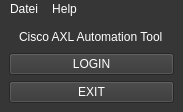
First picture: the form in mainwindow.ui, repository ylly08/Cisco_Automation, before the edit.
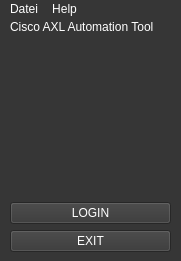
Second picture: the form after the edit. Icons and pictures are not drawn.

Diff of the .ui file:
```diff
--- a/mainwindow.ui
+++ b/mainwindow.ui
@@ -12,8 +12,8 @@
    <rect>
     <x>0</x>
     <y>0</y>
-    <width>183</width>
-    <height>112</height>
+    <width>181</width>
+    <height>261</height>
    </rect>
   </property>
   <property name="sizePolicy">
@@ -45,9 +45,15 @@
    </size>
   </property>
   <widget class="QWidget" name="centralwidget">
-   <layout class="QVBoxLayout" name="verticalLayout">
-    <item alignment="Qt::AlignHCenter|Qt::AlignVCenter">
      <widget class="QLabel" name="label">
+    <property name="geometry">
+     <rect>
+      <x>10</x>
+      <y>0</y>
+      <width>165</width>
+      <height>16</height>
+     </rect>
+    </property>
       <property name="styleSheet">
        <string notr="true">font: 81 8pt &quot; Arial Black&quot;;</string>
       </property>
@@ -55,7 +61,41 @@
        <string>Cisco AXL Automation Tool</string>
       </property>
      </widget>
-    </item>
+   <widget class="QWidget" name="verticalLayoutWidget">
+    <property name="geometry">
+     <rect>
+      <x>10</x>
+      <y>20</y>
+      <width>161</width>
+      <height>161</height>
+     </rect>
+    </property>
+    <layout class="QVBoxLayout" name="verticalLayout">
+     <item>
+      <widget class="QLabel" name="label_2">
+       <property name="text">
+        <string/>
+       </property>
+       <property name="pixmap">
+        <pixmap>ntt-logo.png</pixmap>
+       </property>
+       <property name="scaledContents">
+        <bool>true</bool>
+       </property>
+      </widget>
+     </item>
+    </layout>
+   </widget>
+   <widget class="QWidget" name="">
+    <property name="geometry">
+     <rect>
+      <x>10</x>
+      <y>183</y>
+      <width>161</width>
+      <height>51</height>
+     </rect>
+    </property>
+    <layout class="QVBoxLayout" name="verticalLayout_2">
     <item>
      <widget class="QPushButton" name="login">
       <property name="text">
@@ -71,6 +111,7 @@
      </widget>
     </item>
    </layout>
+   </widget>
    <zorder>login</zorder>
    <zorder>exit</zorder>
    <zorder>label</zorder>
@@ -80,7 +121,7 @@
     <rect>
      <x>0</x>
      <y>0</y>
-     <width>183</width>
+     <width>181</width>
      <height>21</height>
     </rect>
    </property>
```
Left out of the diff: 5 changed lines with no effect on the pictures. Lines whose indentation alone changed are shown as unchanged.
